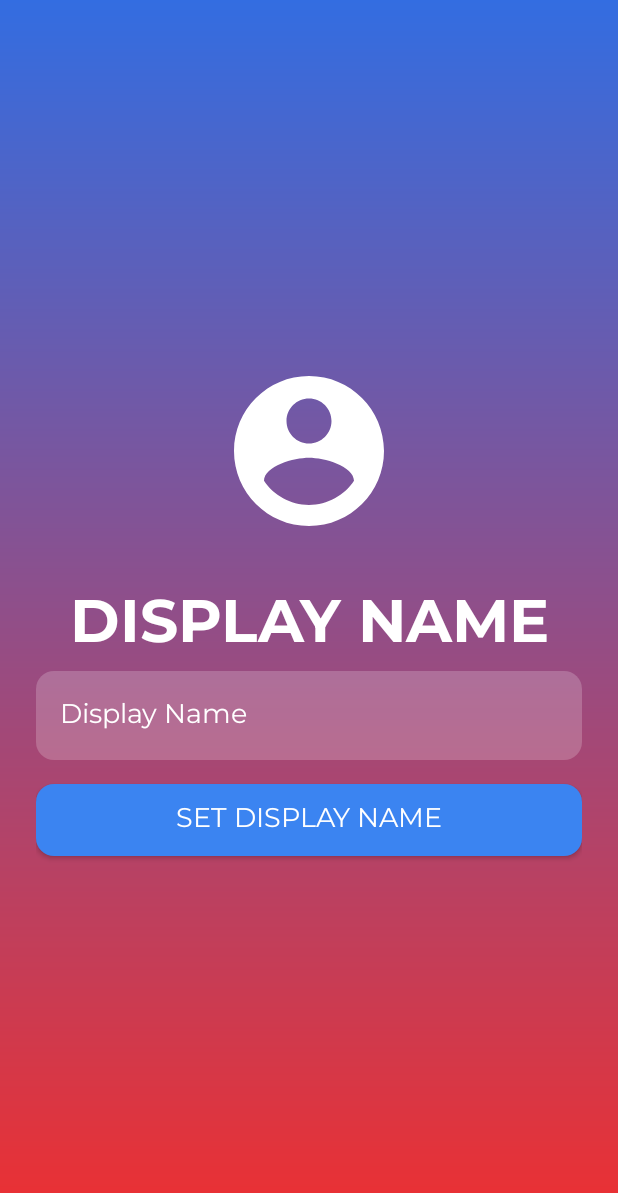
After one commit to MrSuicideSh33p/Password-Manager, an Android app built with Jetpack Compose: the DisplayNameActivity screen opened directly, with no data from a screen before it, on a phone screen of 412 x 824 dp. The commit adds this screen. Shown: the top 1193 px of the screen. Run offline under Robolectric (Android 15) with nearby library versions, the phone set to English and light mode, and no system bars; libraries missing offline, so code that uses them is left out: com.amazonaws, com.amazonaws.auth, com.amazonaws.mobileconnectors, com.amazonaws.regions, com.amazonaws.services; 1 statement that could not run was skipped.

Commit message:
Display Name update and related main activity changes

```diff
--- a/app/src/main/AndroidManifest.xml
+++ b/app/src/main/AndroidManifest.xml
@@ -24,6 +24,7 @@
         </activity>
         <activity android:name="com.vichu.thevault.activities.MainActivity"/>
         <activity android:name="com.vichu.thevault.activities.RegisterActivity"/>
+        <activity android:name="com.vichu.thevault.activities.DisplayNameActivity"/>
         <activity android:name="com.vichu.thevault.activities.ResetPasswordActivity"/>
         <activity android:name="com.vichu.thevault.activities.AddCredentialsActivity"/>
         <activity android:name="com.vichu.thevault.activities.CredentialListActivity"/>
--- /dev/null
+++ b/app/src/main/java/com/vichu/thevault/activities/DisplayNameActivity.java
@@ -0,0 +1,86 @@
+package com.vichu.thevault.activities;
+
+import static com.vichu.thevault.utils.HelperUtils.DISPLAY_NAME_FIELD;
+import static com.vichu.thevault.utils.HelperUtils.USERS_JSON;
+import static com.vichu.thevault.utils.HelperUtils.showToast;
+
+import android.content.Intent;
+import android.os.Bundle;
+import android.view.View;
+import android.widget.Button;
+import android.widget.EditText;
+import android.widget.ProgressBar;
+
+import androidx.appcompat.app.AppCompatActivity;
+
+import com.vichu.thevault.R;
+import com.vichu.thevault.utils.AwsS3Helper;
+
+public class DisplayNameActivity extends AppCompatActivity {
+
+    EditText displayNameInput;
+    Button displayNameButton;
+
+    private String user;
+    private ProgressBar progressBar;
+    private AwsS3Helper awsS3Helper;
+
+    @Override
+    protected void onCreate(Bundle savedInstanceState) {
+        super.onCreate(savedInstanceState);
+        setContentView(R.layout.display_name_activity);
+
+        displayNameInput = findViewById(R.id.display_name_input);
+        displayNameButton = findViewById(R.id.display_name_btn);
+
+        user = getIntent().getStringExtra("user");
+        progressBar = findViewById(R.id.progressBar);
+        awsS3Helper = new AwsS3Helper(this);
+
+        awsS3Helper.fetchUserDetails(USERS_JSON, (userData, errorMessage) -> runOnUiThread(() -> {
+            if (errorMessage == null && userData != null && userData.has(user)) {
+                String existingDisplayName = userData.get(user).get(DISPLAY_NAME_FIELD).asText(null);
+                if (existingDisplayName != null) {
+                    displayNameInput.setText(existingDisplayName);
+                }
+            }
+        }));
+
+        displayNameButton.setOnClickListener(v -> {
+            String displayName = displayNameInput.getText().toString().trim();
+
+            if (displayName.isEmpty()) {
+                showToast(this, "Display name can not be empty!");
+                return;
+            }
+
+            if (displayName.length() > 50) {
+                showToast(this, "Display name can't exceed 50 characters!");
+                return;
+            }
+
+            displayNameButton.setEnabled(false);
+            progressBar.setVisibility(View.VISIBLE);
+            awsS3Helper.updateUserDetails(user, DISPLAY_NAME_FIELD, displayName, success -> runOnUiThread(() -> {
+                if (success) {
+                    showToast(this, "Display name updated successfully!");
+                    displayNameButton.setEnabled(true);
+                    progressBar.setVisibility(View.GONE);
+                    navigateToMain();
+                } else {
+                    showToast(this, "Failed to update display name!");
+                    displayNameButton.setEnabled(true);
+                    progressBar.setVisibility(View.GONE);
+                }
+            }));
+        });
+    }
+
+    private void navigateToMain() {
+        Intent intent = new Intent(this, MainActivity.class);
+        intent.setFlags(Intent.FLAG_ACTIVITY_CLEAR_TOP);
+        intent.putExtra("user", user);
+        startActivity(intent);
+        finish();
+    }
+}
--- a/app/src/main/java/com/vichu/thevault/activities/ResetPasswordActivity.java
+++ b/app/src/main/java/com/vichu/thevault/activities/ResetPasswordActivity.java
@@ -82,7 +82,7 @@ public class ResetPasswordActivity extends AppCompatActivity {
                     return;
                 }
 
-                awsS3Helper.updateUserDetails(user, newPassword, success -> runOnUiThread(() -> {
+                awsS3Helper.updateUserDetails(user, PASSWORD_FIELD, newPassword, success -> runOnUiThread(() -> {
                     if (success) {
                         showToast(this, "Password updated successfully!");
                         progressBar.setVisibility(View.GONE);
--- /dev/null
+++ b/app/src/main/res/layout/display_name_activity.xml
@@ -0,0 +1,64 @@
+<?xml version="1.0" encoding="utf-8"?>
+<RelativeLayout xmlns:android="http://schemas.android.com/apk/res/android"
+    android:layout_width="match_parent"
+    android:layout_height="match_parent"
+    android:background="@drawable/login_background"
+    android:gravity="center"
+    android:padding="24dp">
+
+    <LinearLayout
+        android:layout_width="match_parent"
+        android:layout_height="wrap_content"
+        android:orientation="vertical"
+        android:gravity="center_horizontal">
+
+        <ImageView
+            android:layout_width="120dp"
+            android:layout_height="120dp"
+            android:src="@drawable/ic_account_circle"
+            android:contentDescription="@string/app_name"
+            android:layout_marginBottom="24dp" />
+
+        <TextView
+            android:layout_width="match_parent"
+            android:layout_height="wrap_content"
+            android:text="DISPLAY NAME"
+            android:textSize="40sp"
+            android:textStyle="bold"
+            android:textColor="@color/white"
+            android:textAlignment="center"/>
+
+        <EditText
+            android:id="@+id/display_name_input"
+            android:layout_width="match_parent"
+            android:layout_height="wrap_content"
+            android:hint="Display Name"
+            android:inputType="text"
+            android:textColor="@color/white"
+            android:textColorHint="@color/white"
+            android:textSize="18sp"
+            android:padding="16dp"
+            android:layout_marginBottom="16dp"
+            android:background="@drawable/bg_input_field" />
+
+        <Button
+            android:id="@+id/display_name_btn"
+            android:layout_width="match_parent"
+            android:layout_height="wrap_content"
+            android:text="Set Display Name"
+            android:textSize="18sp"
+            android:textColor="@color/white"
+            android:background="@drawable/bg_primary_button"
+            android:layout_marginBottom="12dp" />
+
+        <!-- Progress Bar for loading -->
+        <ProgressBar
+            android:id="@+id/progressBar"
+            android:layout_width="match_parent"
+            android:layout_height="wrap_content"
+            android:layout_gravity="center"
+            android:visibility="gone"
+            style="?android:attr/progressBarStyle"/>
+    </LinearLayout>
+
+</RelativeLayout>
```
Also changed, not shown: app/src/main/java/com/vichu/thevault/activities/MainActivity.java (+32 -5 lines), app/src/main/java/com/vichu/thevault/utils/AwsS3Helper.java (+9 -2 lines), app/src/main/java/com/vichu/thevault/utils/HelperUtils.java (+0 -8 lines).
